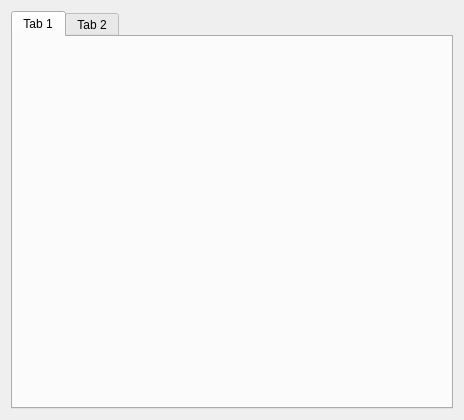
hiimseoll/embedded-qt-applications, file 0710_aiot_control_client/mainwidget.ui: the form before one commit.
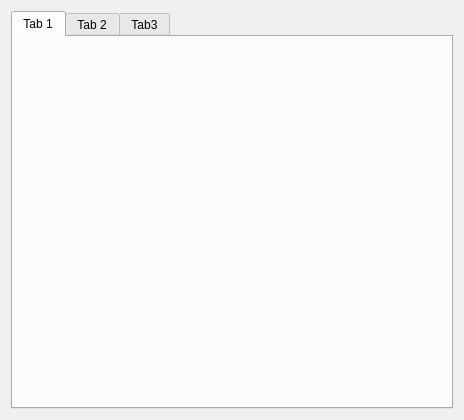
The form after the commit. The open tabs and pages were chosen to show the change.

Patch:
```diff
--- a/0710_aiot_control_client/mainwidget.ui
+++ b/0710_aiot_control_client/mainwidget.ui
@@ -29,6 +29,11 @@
        <string>Tab 2</string>
       </attribute>
      </widget>
+     <widget class="QWidget" name="p_tab_3">
+      <attribute name="title">
+       <string>Tab3</string>
+      </attribute>
+     </widget>
     </widget>
    </item>
   </layout>
```
Left out of the diff: 2 changed lines with no effect on the pictures.
